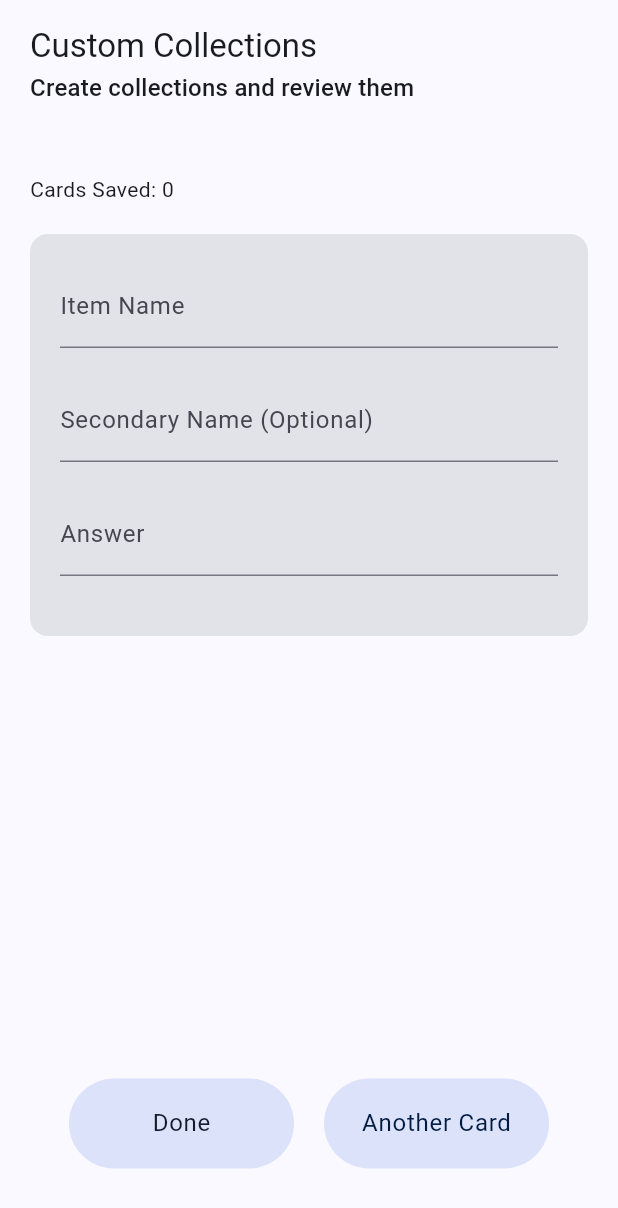
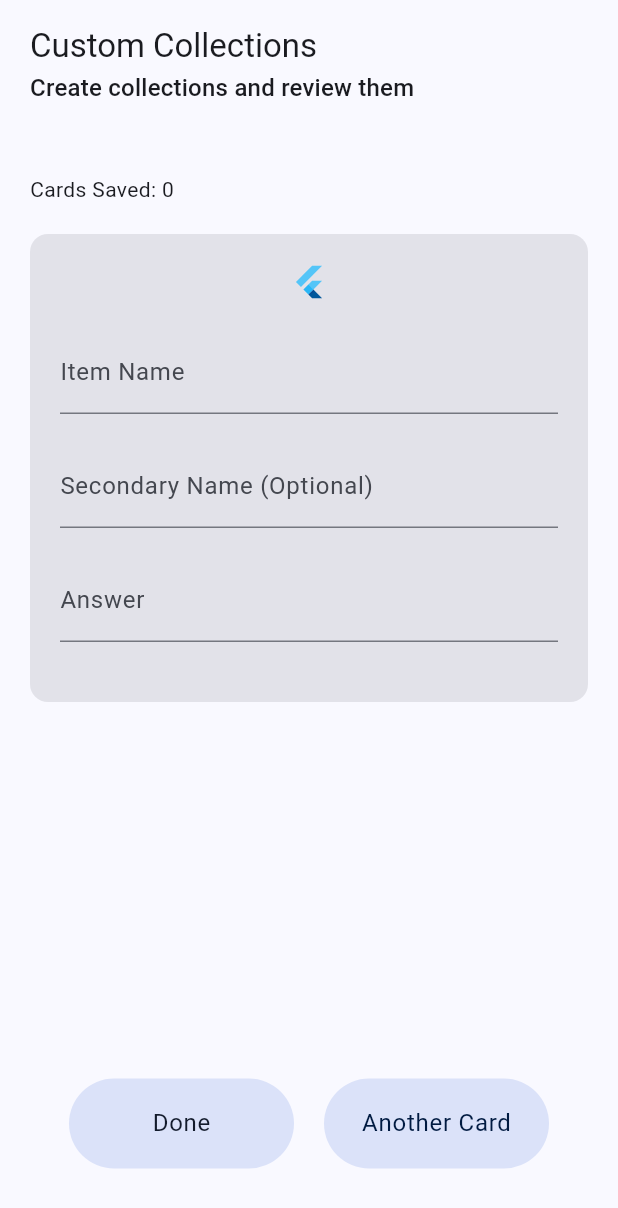
Before and after one commit to guyluz11/language_app, a Flutter app: the CreateCardsPage widget shown alone on an empty page, opened directly, on a phone screen of 412 x 824 dp. Shown: the top 1208 px of the screen. Run offline on Flutter 3.47's test engine with Material 3 defaults, Android fonts, the phone set to English and light mode, and no system bars; our stand-ins replace animated_toggle_switch, audioplayers, awesome_notifications, device_info_plus, flutter_svg, font_awesome_flutter and 4 more; missing offline and left inert: flutter_vibrate; accounts and stored records are empty; Roboto replaces fonts that are missing (Arya); statements that could not run were skipped.

Commit message:
Some UI improvements

```diff
--- a/lib/domain/objects/cards_collection_object.dart
+++ b/lib/domain/objects/cards_collection_object.dart
@@ -3,11 +3,11 @@ import 'package:word_link/domain/objects/card_object.dart';
 class CardsCollectionObject {
   CardsCollectionObject({
     required this.name,
-    this.customCards = const [],
+    this.cards = const [],
   });
 
   String name;
-  List<CardObject> customCards;
+  List<CardObject> cards;
 }
 
 class CollectionsManager {
--- a/lib/presentation/organisms/create_card_organism.dart
+++ b/lib/presentation/organisms/create_card_organism.dart
@@ -19,6 +19,13 @@ class CreateCardOrganism extends StatelessWidget {
         width: double.infinity,
         child: Column(
           children: [
+            const Row(
+              mainAxisAlignment: MainAxisAlignment.center,
+              children: [
+                FlutterLogo(),
+              ],
+            ),
+            const SeparatorAtom(),
             TextInputAtom(
               labelText: 'Item Name',
               onChanged: onNameChanged,
--- a/lib/presentation/pages/create_cards_page.dart
+++ b/lib/presentation/pages/create_cards_page.dart
@@ -94,7 +94,7 @@ class _CreateCardsPageState extends State<CreateCardsPage> {
       onConfirm: () {
         final CardsCollectionObject collection = CardsCollectionObject(
           name: collectionName ?? 'Empty Name',
-          customCards: addedCards,
+          cards: addedCards,
         );
         CollectionsManager.customCards.add(collection);
 
--- a/lib/presentation/pages/custom_collections_page.dart
+++ b/lib/presentation/pages/custom_collections_page.dart
@@ -27,6 +27,8 @@ class CustomCollectionsPage extends StatelessWidget {
 
           return ListTileAtom(
             collection.name,
+            subtitle: collection.cards.length.toString(),
+            leading: const Icon(Icons.collections),
             trailing: const Icon(Icons.arrow_forward_rounded),
             onTap: () {
               // TODO: Navigate to the card page
```
